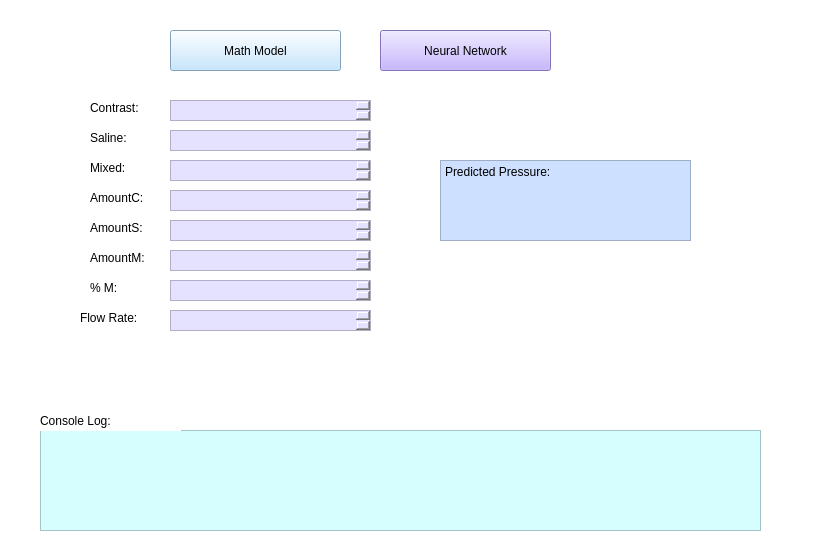
Before: the Qt Designer form gui/bmeGUI.ui in sapereir/BMEDesign, drawn with Qt 5.
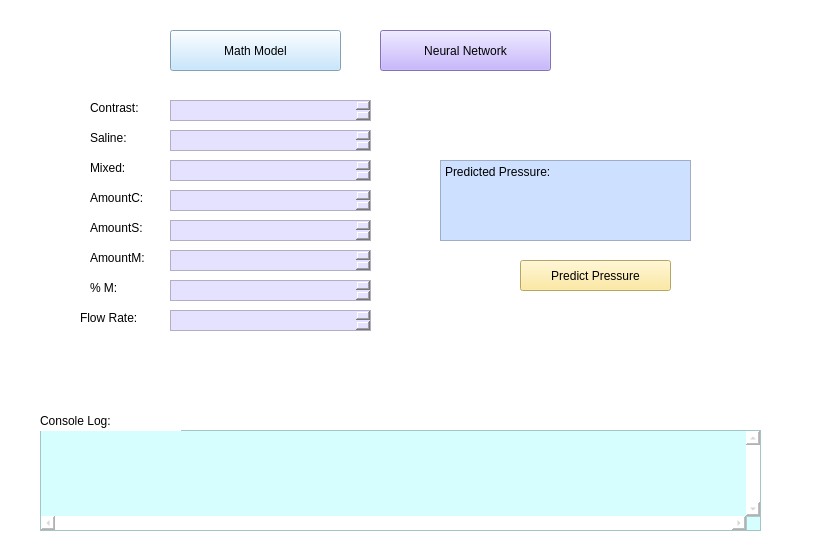
After: the same form once the commit is applied. The open tabs and pages were chosen to show the change.

What changed in the file:
```diff
--- a/gui/bmeGUI.ui
+++ b/gui/bmeGUI.ui
@@ -73,6 +73,15 @@
     <property name="styleSheet">
      <string notr="true">background-color: rgb(214, 254, 255);</string>
     </property>
+    <property name="verticalScrollBarPolicy">
+     <enum>Qt::ScrollBarAlwaysOn</enum>
+    </property>
+    <property name="horizontalScrollBarPolicy">
+     <enum>Qt::ScrollBarAlwaysOn</enum>
+    </property>
+    <property name="sizeAdjustPolicy">
+     <enum>QAbstractScrollArea::AdjustToContents</enum>
+    </property>
    </widget>
    <widget class="QLabel" name="label">
     <property name="geometry">
@@ -339,6 +348,25 @@
        <string notr="true">background-color: rgb(229, 226, 255);</string>
       </property>
      </widget>
+     <widget class="QPushButton" name="predictPressure">
+      <property name="geometry">
+       <rect>
+        <x>490</x>
+        <y>170</y>
+        <width>151</width>
+        <height>31</height>
+       </rect>
+      </property>
+      <property name="autoFillBackground">
+       <bool>false</bool>
+      </property>
+      <property name="styleSheet">
+       <string notr="true">background-color: rgb(255, 230, 136);</string>
+      </property>
+      <property name="text">
+       <string>Predict Pressure</string>
+      </property>
+     </widget>
     </widget>
     <widget class="QWidget" name="page_2">
      <widget class="QGraphicsView" name="lineGraphView">
```
Left out of the diff: 2 changed lines with no effect on the pictures.
